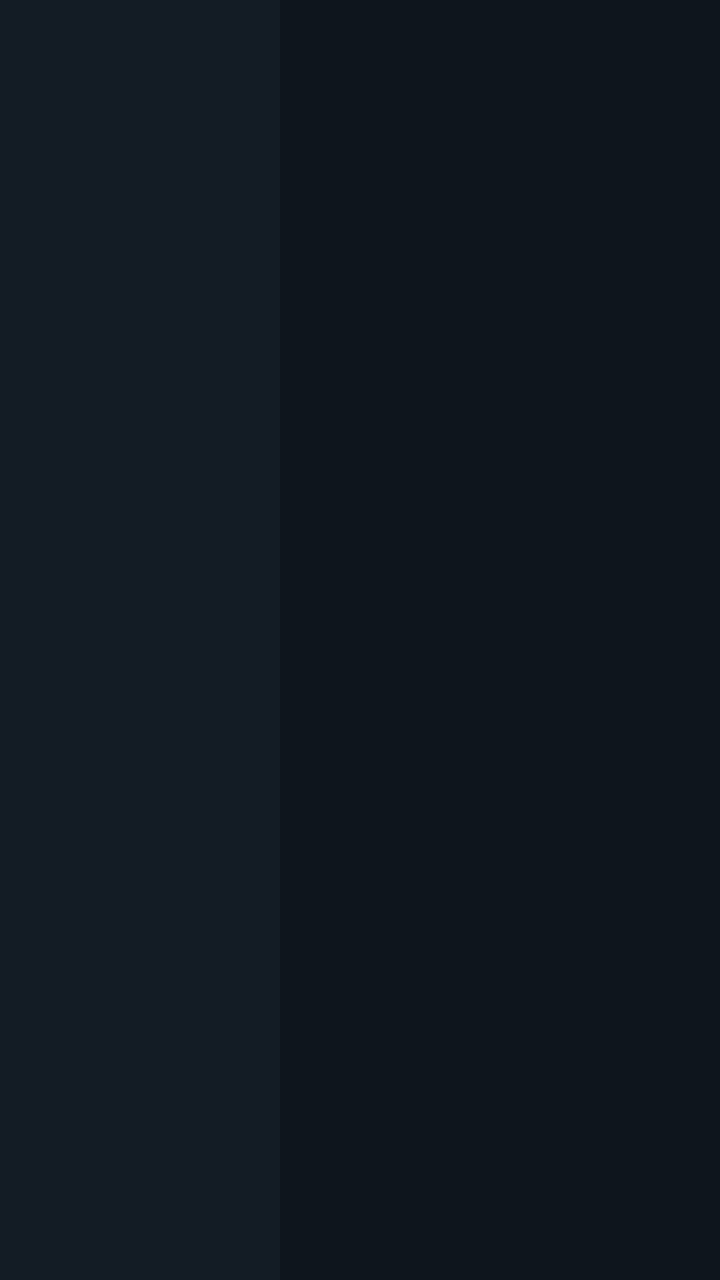
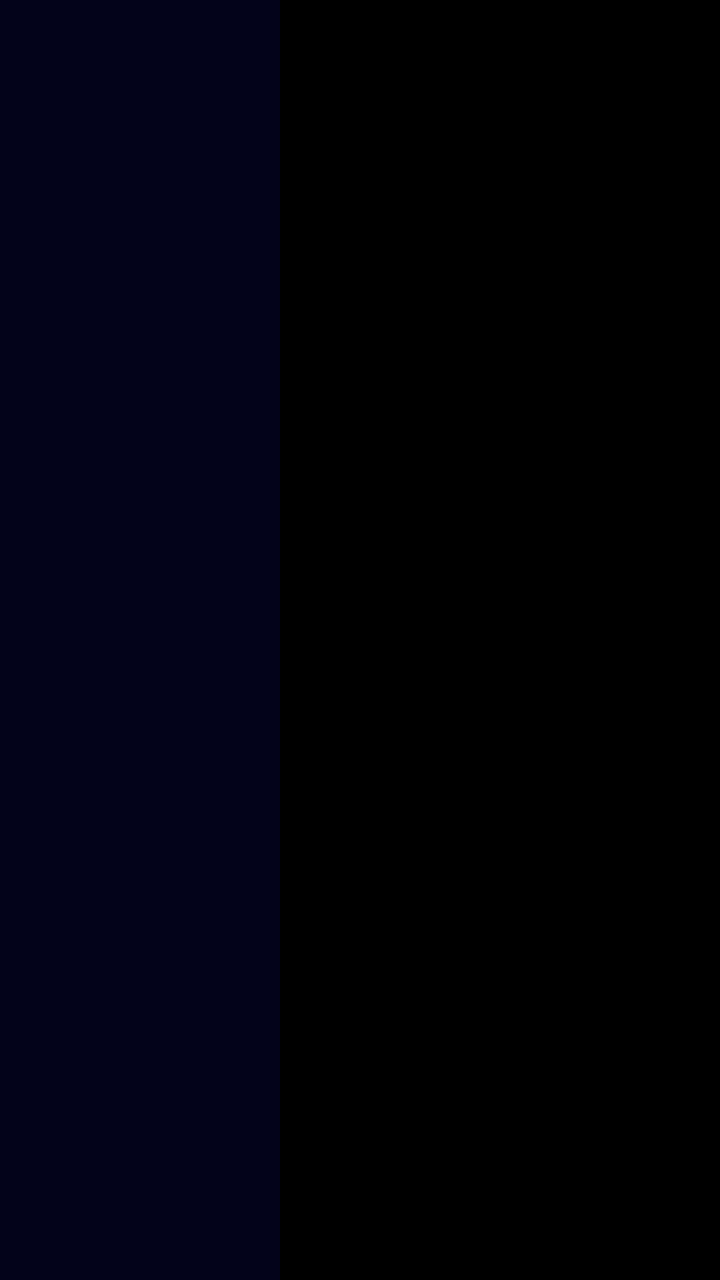

An Android layout rendered at two revisions. The XML below is the earlier revision; the diff shows what the commit changed to produce the second picture.
<!-- AndroidManifest.xml: application theme IqtvTheme -->
<!-- res/layout/item_epg_row.xml -->
<?xml version="1.0" encoding="utf-8"?>
<LinearLayout xmlns:android="http://schemas.android.com/apk/res/android"
    android:layout_width="wrap_content"
    android:layout_height="72dp"
    android:orientation="horizontal"
    android:background="#0F151C">

    
    <LinearLayout
        android:layout_width="140dp"
        android:layout_height="match_parent"
        android:orientation="horizontal"
        android:gravity="center_vertical"
        android:background="#131B24">

        <ImageView
            android:id="@+id/epg_channel_icon"
            android:layout_width="36dp"
            android:layout_height="36dp"
            android:layout_marginStart="6dp"
            android:layout_marginEnd="8dp"
            android:scaleType="fitCenter"
            android:contentDescription="channel logo" />

        <TextView
            android:id="@+id/epg_channel_name"
            android:layout_width="0dp"
            android:layout_height="wrap_content"
            android:layout_weight="1"
            android:textColor="#E8EDF2"
            android:textSize="13sp"
            android:maxLines="2"
            android:ellipsize="end" />
    </LinearLayout>

    
    <LinearLayout
        android:id="@+id/epg_timeline"
        android:layout_width="wrap_content"
        android:layout_height="match_parent"
        android:orientation="horizontal" />
</LinearLayout>
<!-- resources referenced by this layout -->
<resources>
  <style name="IqtvTheme" parent="Theme.MaterialComponents.NoActionBar">
          <item name="android:windowBackground">#0C1116</item>
          <item name="android:colorBackground">#0C1116</item>
          <item name="android:textColorPrimary">#E8EDF2</item>
          <item name="android:textColorSecondary">#9AA7B4</item>
          <item name="colorPrimary">#2E7CF6</item>
          <item name="android:windowNoTitle">true</item>
          <item name="android:windowFullscreen">true</item>
          
          <item name="android:buttonStyle">@style/TvButton</item>
      </style>
  <style name="TvButton" parent="Widget.AppCompat.Button">
          <item name="android:background">@drawable/focus_border</item>
          <item name="android:textColor">#E8EDF2</item>
          <item name="android:textSize">15sp</item>
          <item name="android:minHeight">48dp</item>
          <item name="android:minWidth">80dp</item>
      </style>
  <!-- drawable focus_border (drawable) -->
  <?xml version="1.0" encoding="utf-8"?>
  <selector xmlns:android="http://schemas.android.com/apk/res/android">
      <item android:state_focused="true">
          <shape android:shape="rectangle">
              <stroke android:width="3dp" android:color="#2E7CF6" />
              <solid android:color="#1A2E4A" />
              <corners android:radius="4dp" />
          </shape>
      </item>
      <item>
          <shape android:shape="rectangle">
              <stroke android:width="1dp" android:color="#2A3440" />
              <solid android:color="#1A222C" />
              <corners android:radius="4dp" />
          </shape>
      </item>
  </selector>
</resources>

<!-- the commit's change to res/layout/item_epg_row.xml (unified diff, before → after) -->
@@ -3,7 +3,7 @@
     android:layout_width="wrap_content"
     android:layout_height="72dp"
     android:orientation="horizontal"
-    android:background="#0F151C">
+    android:background="@color/tm_bg">
 
     
     <LinearLayout
@@ -11,7 +11,7 @@
         android:layout_height="match_parent"
         android:orientation="horizontal"
         android:gravity="center_vertical"
-        android:background="#131B24">
+        android:background="@color/tm_surface">
 
         <ImageView
             android:id="@+id/epg_channel_icon"
<!-- resource entries referenced after the edit -->
@@ -1,38 +1,47 @@
 <!-- resources referenced by this layout -->
 <resources>
-  <style name="IqtvTheme" parent="Theme.MaterialComponents.NoActionBar">
-          <item name="android:windowBackground">#0C1116</item>
-          <item name="android:colorBackground">#0C1116</item>
-          <item name="android:textColorPrimary">#E8EDF2</item>
-          <item name="android:textColorSecondary">#9AA7B4</item>
-          <item name="colorPrimary">#2E7CF6</item>
+  <color name="tm_bg">#000000</color>
+  <color name="tm_surface">#1C1C1EE6</color>
+  <style name="IqtvTheme" parent="Theme.AppCompat.Light.NoActionBar">
+          <item name="android:windowBackground">@color/tm_bg</item>
+          <item name="android:colorBackground">@color/tm_bg</item>
+          <item name="android:textColorPrimary">@color/tm_text</item>
+          <item name="android:textColorSecondary">@color/tm_text_2</item>
+          <item name="colorPrimary">@color/tm_focus</item>
+          <item name="colorAccent">@color/tm_focus</item>
+          <item name="android:colorAccent">@color/tm_focus</item>
+          <item name="colorControlHighlight">#22FFFFFF</item>
           <item name="android:windowNoTitle">true</item>
           <item name="android:windowFullscreen">true</item>
-          
           <item name="android:buttonStyle">@style/TvButton</item>
       </style>
+  <color name="tm_text">#F5F5F7</color>
+  <color name="tm_text_2">#A1A1A6</color>
+  <color name="tm_focus">#0A84FF</color>
   <style name="TvButton" parent="Widget.AppCompat.Button">
           <item name="android:background">@drawable/focus_border</item>
-          <item name="android:textColor">#E8EDF2</item>
-          <item name="android:textSize">15sp</item>
-          <item name="android:minHeight">48dp</item>
-          <item name="android:minWidth">80dp</item>
+          <item name="android:textColor">@color/tm_text</item>
+          <item name="android:textSize">16sp</item>
+          <item name="android:minHeight">52dp</item>
+          <item name="android:minWidth">88dp</item>
+          <item name="android:paddingStart">12dp</item>
+          <item name="android:paddingEnd">12dp</item>
       </style>
   <!-- drawable focus_border (drawable) -->
   <?xml version="1.0" encoding="utf-8"?>
   <selector xmlns:android="http://schemas.android.com/apk/res/android">
       <item android:state_focused="true">
           <shape android:shape="rectangle">
-              <stroke android:width="3dp" android:color="#2E7CF6" />
-              <solid android:color="#1A2E4A" />
-              <corners android:radius="4dp" />
+              <stroke android:width="2dp" android:color="#FFFFFFCC" />
+              <solid android:color="#3A3A3C" />
+              <corners android:radius="16dp" />
           </shape>
       </item>
       <item>
           <shape android:shape="rectangle">
-              <stroke android:width="1dp" android:color="#2A3440" />
-              <solid android:color="#1A222C" />
-              <corners android:radius="4dp" />
+              <stroke android:width="1dp" android:color="#3A3A3C" />
+              <solid android:color="#2C2C2E" />
+              <corners android:radius="16dp" />
           </shape>
       </item>
   </selector>
